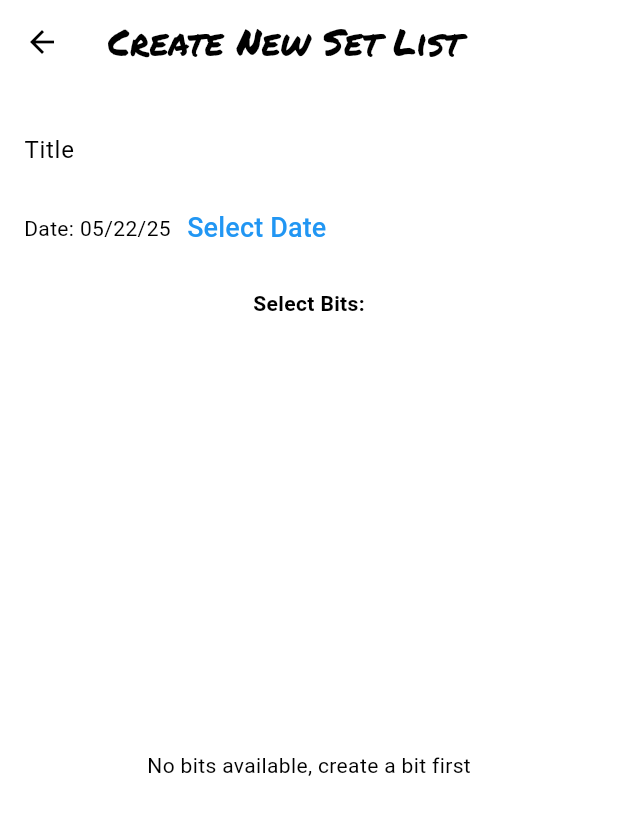
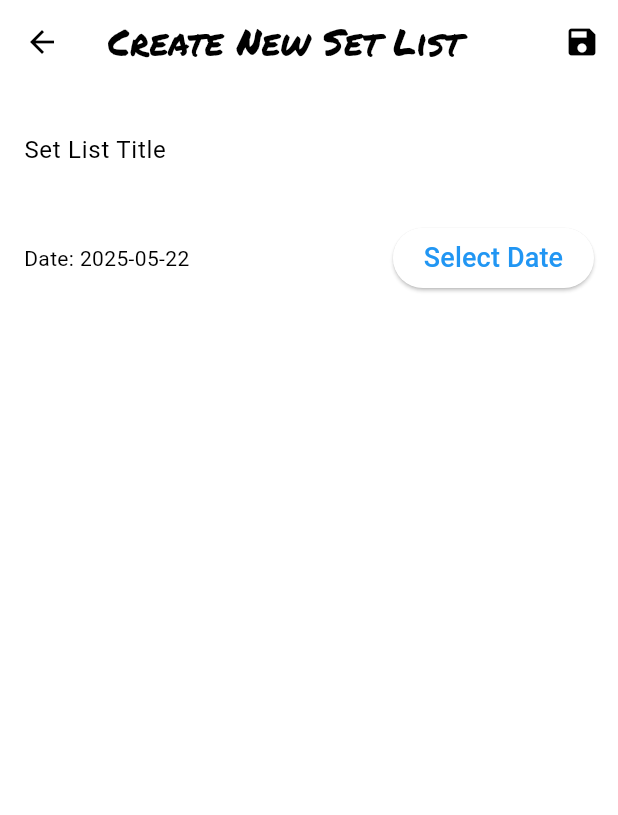
Before and after one commit to AKSystems-mail/JokeBook, a Flutter app: the CreateSetListScreen screen opened directly, on a phone screen of 412 x 824 dp. Shown: the top 815 px of the screen. Run offline on Flutter 3.47's test engine with Material 3 defaults, Android fonts, the phone set to English and light mode, and no system bars; our stand-ins replace cloud_firestore, firebase_auth, firebase_core, firebase_storage, google_sign_in, hive and 6 more; missing offline and left inert: flutter_sound; accounts and stored records are empty.

Commit message:
Modified create_set_list_screen. Bits not displayed.

```diff
--- a/lib/screens/create_set_list_screen.dart
+++ b/lib/screens/create_set_list_screen.dart
@@ -1,12 +1,7 @@
-// lib/screens/create_set_list_screen.dart
-
 import 'package:flutter/material.dart';
 import 'package:provider/provider.dart';
-import '/models/set_list.dart';
 import '/providers/set_list_provider.dart';
-import '/providers/bit_provider.dart';
-import 'package:intl/intl.dart';
-import '/providers/settings_provider.dart';
+// Import other necessary files like your BitProvider if used for selecting bits
 
 class CreateSetListScreen extends StatefulWidget {
   const CreateSetListScreen({super.key});
@@ -19,7 +14,7 @@ class _CreateSetListScreenState extends State<CreateSetListScreen> {
   final _formKey = GlobalKey<FormState>();
   final _titleController = TextEditingController();
   DateTime _selectedDate = DateTime.now();
-  final List<String> _selectedBitIds = [];
+  List<String> _selectedBitIds = []; // Populate this list based on user selection
 
   @override
   void dispose() {
@@ -27,7 +22,32 @@ class _CreateSetListScreenState extends State<CreateSetListScreen> {
     super.dispose();
   }
 
-  Future<void> _selectDate(BuildContext context) async {
+  Future<void> _saveSetList() async {
+    if (_formKey.currentState?.validate() ?? false) {
+      try {
+        await Provider.of<SetListProvider>(context, listen: false).addSetList(
+          _titleController.text,
+          _selectedDate,
+          _selectedBitIds, // Use the bits selected on this screen
+        );
+        if (mounted) {
+          ScaffoldMessenger.of(context).showSnackBar(
+            const SnackBar(content: Text('Setlist saved!')),
+          );
+          Navigator.of(context).pop(); // Go back after saving
+        }
+      } catch (e) {
+        if (mounted) {
+          ScaffoldMessenger.of(context).showSnackBar(
+            SnackBar(content: Text('Failed to save setlist: $e')),
+          );
+        }
+      }
+    }
+  }
+
+  // Example method to pick date
+  Future<void> _pickDate() async {
     final DateTime? picked = await showDatePicker(
       context: context,
       initialDate: _selectedDate,
@@ -41,99 +61,106 @@ class _CreateSetListScreenState extends State<CreateSetListScreen> {
     }
   }
 
+  // Example: You would have UI elements to populate _selectedBitIds
+  // For instance, a button that opens a dialog to select bits from BitProvider.
+  // void _selectBits() async {
+  //   final List<String>? result = await showDialog<List<String>>(
+  //     context: context,
+  //     builder: (context) => BitSelectionDialog(), // Your custom dialog
+  //   );
+  //   if (result != null) {
+  //     setState(() {
+  //       _selectedBitIds = result;
+  //     });
+  //   }
+  // }
+
+
   @override
   Widget build(BuildContext context) {
-    final bitProvider = Provider.of<BitProvider>(context);
+    // final bitProvider = Provider.of<BitProvider>(context); // If needed for bit selection UI
 
     return WillPopScope(
       onWillPop: () async {
-        // Save the set list on back button press
-        if (_formKey.currentState!.validate()) {
-          final newSetList = SetList(
-            id: DateTime.now().toString(),
-            title: _titleController.text,
-            date: _selectedDate,
-            bits: _selectedBitIds,
-            createdAt: DateTime.now(),
-            updatedAt: DateTime.now(),
-            order: newOrder,
-          );
-          await setListProvider.addSetList(newSetList);
+        // This is called when the user presses the back button or an OS back gesture.
+        // You might want to prompt the user if they want to save changes or discard.
+        // For simplicity here, we'll attempt to save if valid.
+        // If there's unsaved data, you might show a confirmation dialog.
 
+        if (_formKey.currentState?.validate() ?? false) {
+          // If the form is valid, you could auto-save, or prompt.
+          // The snippet you provided had two save attempts. We only need one correct one.
+          // Let's assume for onWillPop, if valid, we save.
+          // If you want different behavior (e.g., prompt "Save changes?"), implement that here.
+
+          // The problematic block was:
+          // final newSetList = SetList(id: ..., title: ..., order: newOrder, ...);
+          // await SetListProvider.addSetList(newSetList); // Incorrect static call & args
+          // AND
+          // await Provider.of<SetListProvider>(context, listen: false).addSetList(
+          //   _titleController.text,
+          //   _selectedDate,
+          //   [], // This used an empty list for bits
+          // );
+
+          // We will use ONE correct call.
+          // If onWillPop should save the selected bits:
           await Provider.of<SetListProvider>(context, listen: false).addSetList(
             _titleController.text,
             _selectedDate,
-      [], // New setlists start with no bits
+            _selectedBitIds, // Use the currently selected bits
           );
+          // No need for another addSetList call.
         }
-        return true; // Allow navigation
+        return true; // Allow the pop to happen. Return false to prevent popping.
       },
       child: Scaffold(
-        body: Consumer<SettingsProvider>(
-          builder: (context, settingsProvider, child) => Scaffold(
         appBar: AppBar(
-              backgroundColor: settingsProvider.backgroundColor,
           title: const Text('Create New Set List'),
+          actions: [
+            IconButton(
+              icon: const Icon(Icons.save),
+              onPressed: _saveSetList, // Call the save function
+            ),
+          ],
         ),
         body: Padding(
           padding: const EdgeInsets.all(16.0),
           child: Form(
             key: _formKey,
-                child: Column(
-                  children: [
+            child: ListView( // Use ListView for potentially long forms
+              children: <Widget>[
                 TextFormField(
                   controller: _titleController,
-                      decoration: const InputDecoration(labelText: 'Title'),
-                      textCapitalization: TextCapitalization.sentences,
+                  decoration: const InputDecoration(labelText: 'Set List Title'),
                   validator: (value) {
-                        TextCapitalization.sentences;
                     if (value == null || value.isEmpty) {
                       return 'Please enter a title';
                     }
                     return null;
                   },
                 ),
+                const SizedBox(height: 20),
                 Row(
                   children: [
-                        Text(
-                            "Date: ${DateFormat('MM/dd/yy').format(_selectedDate)}"),
-                        TextButton(
-                          onPressed: () => _selectDate(context),
-                          child: const Text('Select Date'),
+                    Expanded(
+                      child: Text(
+                          "Date: ${_selectedDate.toLocal().toString().split(' ')[0]}"),
+                    ),
+                    ElevatedButton(
+                      onPressed: _pickDate,
+                      child: const Text("Select Date"),
                     ),
                   ],
                 ),
-                    const SizedBox(height: 16),
-                    const Text("Select Bits:",
-                        style: TextStyle(fontWeight: FontWeight.bold)),
-                    Expanded(
-                      child: bitProvider.bits.isEmpty
-                          ? const Center(
-                              child:
-                                  Text("No bits available, create a bit first"))
-                          : ListView.builder(
-                              itemCount: bitProvider.bits.length,
-                              itemBuilder: (context, index) {
-                                final bit = bitProvider.bits[index];
-                                return CheckboxListTile(
-                                  title: Text(bit.title),
-                                  value: _selectedBitIds.contains(bit.id),
-                                  onChanged: (bool? newValue) {
-                                    setState(() {
-                                      if (newValue!) {
-                                        _selectedBitIds.add(bit.id);
-                                      } else {
-                                        _selectedBitIds.remove(bit.id);
-                                      }
-                                    });
-                                  },
-                                );
-                              },
-                            ),
-                    ),
+                const SizedBox(height: 20),
+                // Placeholder for Bit Selection UI
+                // You'll need to implement UI to select bits and populate _selectedBitIds
+                // For example:
+                // ElevatedButton(onPressed: _selectBits, child: Text("Select Bits")),
+                // Text("Selected Bit IDs: ${_selectedBitIds.join(', ')}"),
+                // ... your UI for selecting bits ...
               ],
-                ),
-              ),
             ),
           ),
         ),
```
Lines whose indentation alone changed are shown as unchanged.
